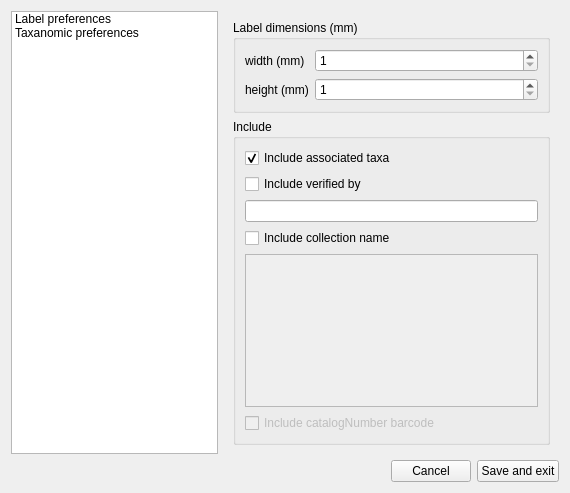
Above: ui/settingsUI.ui from CapPow/collBook before the change. Below: the same form after it.
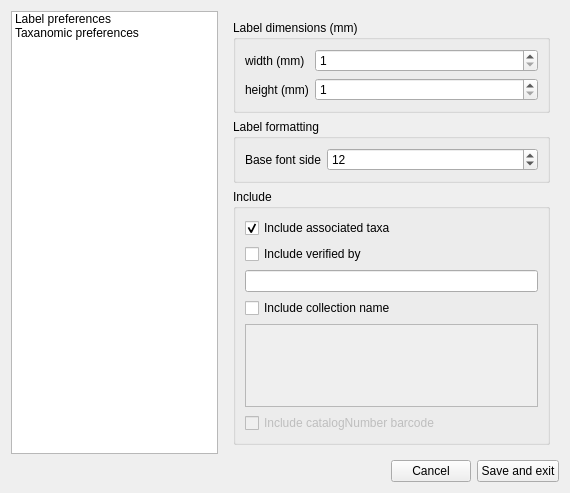
That is the form after the change. The open tabs and pages were chosen to show the change.

Commit message: exception handling for oversized labels

Patch:
```diff
--- a/ui/settingsUI.ui
+++ b/ui/settingsUI.ui
@@ -119,7 +119,7 @@
               </layout>
              </widget>
             </item>
-            <item row="1" column="0">
+            <item row="2" column="0">
              <widget class="QGroupBox" name="labelIncludeGroup">
               <property name="title">
                <string>Include</string>
@@ -172,6 +172,29 @@
               </layout>
              </widget>
             </item>
+            <item row="1" column="0">
+             <widget class="QGroupBox" name="groupBox_2">
+              <property name="title">
+               <string>Label formatting</string>
+              </property>
+              <layout class="QFormLayout" name="formLayout">
+               <item row="0" column="0">
+                <widget class="QLabel" name="relFontLabell">
+                 <property name="text">
+                  <string>Base font side</string>
+                 </property>
+                </widget>
+               </item>
+               <item row="0" column="1">
+                <widget class="QSpinBox" name="value_RelFont">
+                 <property name="value">
+                  <number>12</number>
+                 </property>
+                </widget>
+               </item>
+              </layout>
+             </widget>
+            </item>
            </layout>
           </widget>
           <widget class="QWidget" name="TaxPrefPage">
```
Left out of the diff: 2 changed lines with no effect on the pictures. The commit also changes 15 other files.
